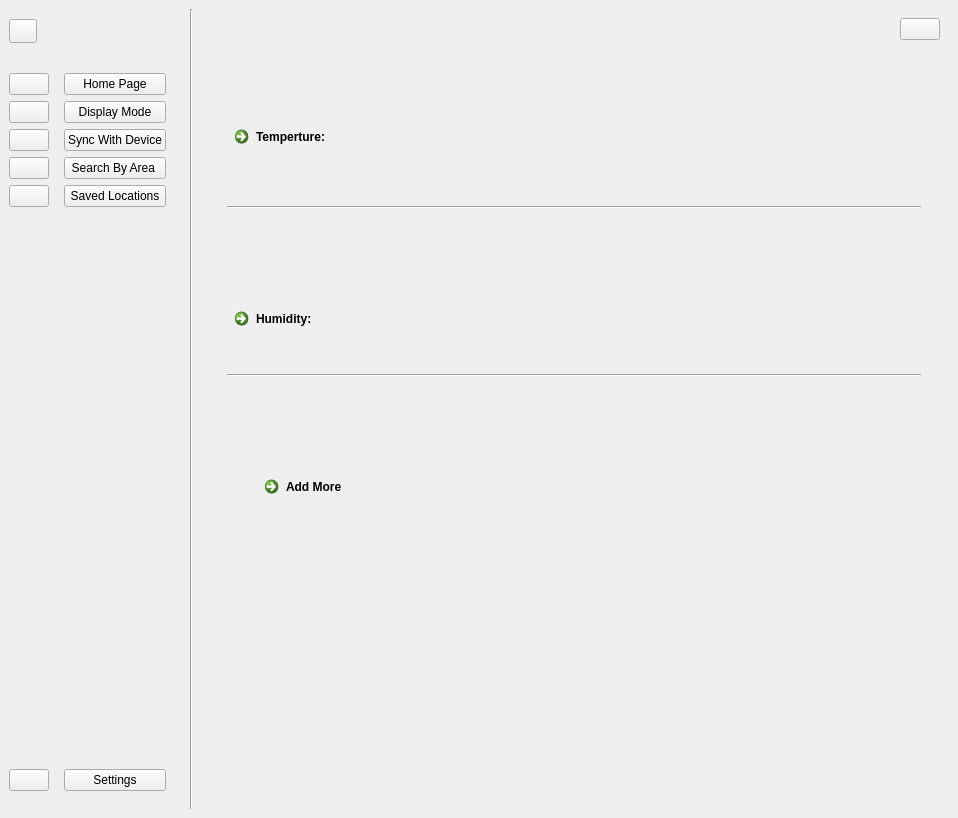
sarscheps/Project---UI-Communications, file User Interface/WeatherApp.ui: the form before one commit.
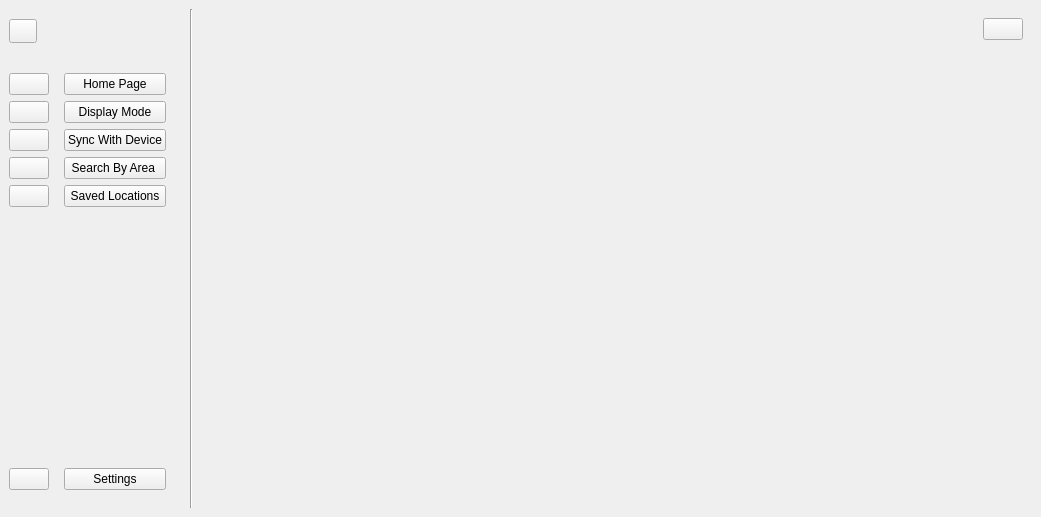
The form after the commit. Icons and pictures are not drawn. Custom widgets are drawn as their Qt base class.

Commit message: renaming variables (mostly Widgets)

The edit to the form file:
```diff
--- a/User Interface/WeatherApp.ui
+++ b/User Interface/WeatherApp.ui
@@ -6,8 +6,6 @@
    <rect>
     <x>0</x>
     <y>0</y>
-    <width>958</width>
-    <height>818</height>
     <width>1041</width>
     <height>517</height>
    </rect>
@@ -404,9 +402,9 @@
           <bool>true</bool>
          </property>
          <property name="currentIndex">
-          <number>2</number>
+          <number>0</number>
          </property>
-         <widget class="QWidget" name="displayModePage"/>
+         <widget class="QWidget" name="widget"/>
          <widget class="QWidget" name="widget_4"/>
          <widget class="QWidget" name="homePage">
           <layout class="QVBoxLayout" name="verticalLayout_9">
```
Left out of the diff: 24 changed lines with no effect on the pictures. The commit also changes 2 other files.
